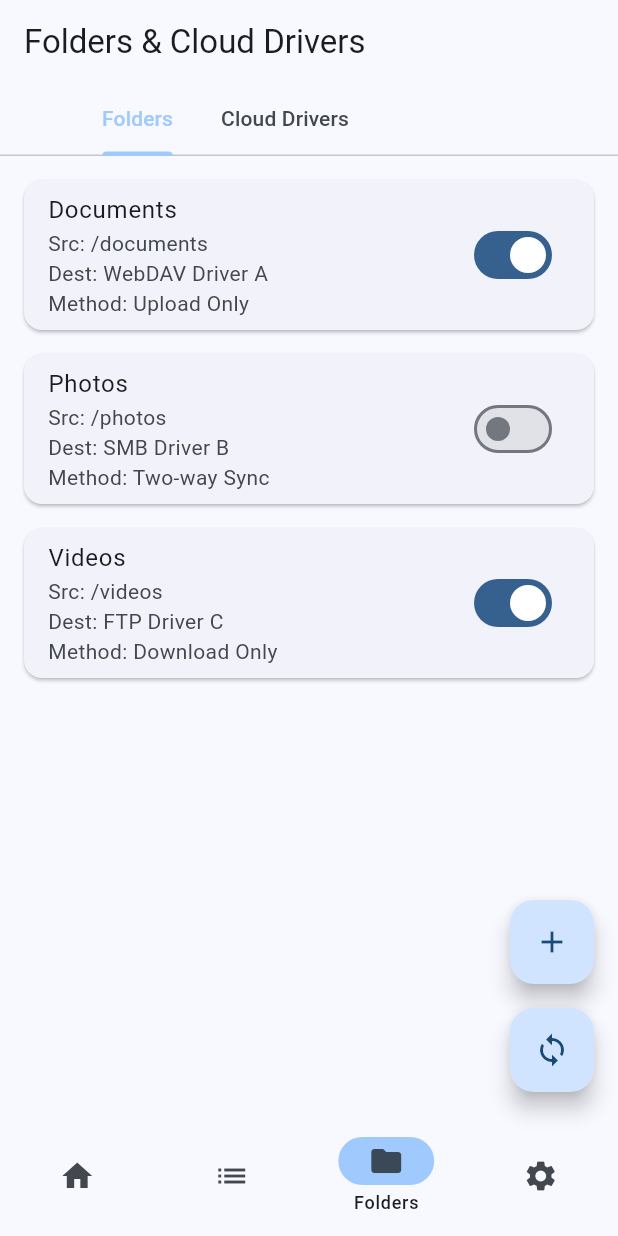
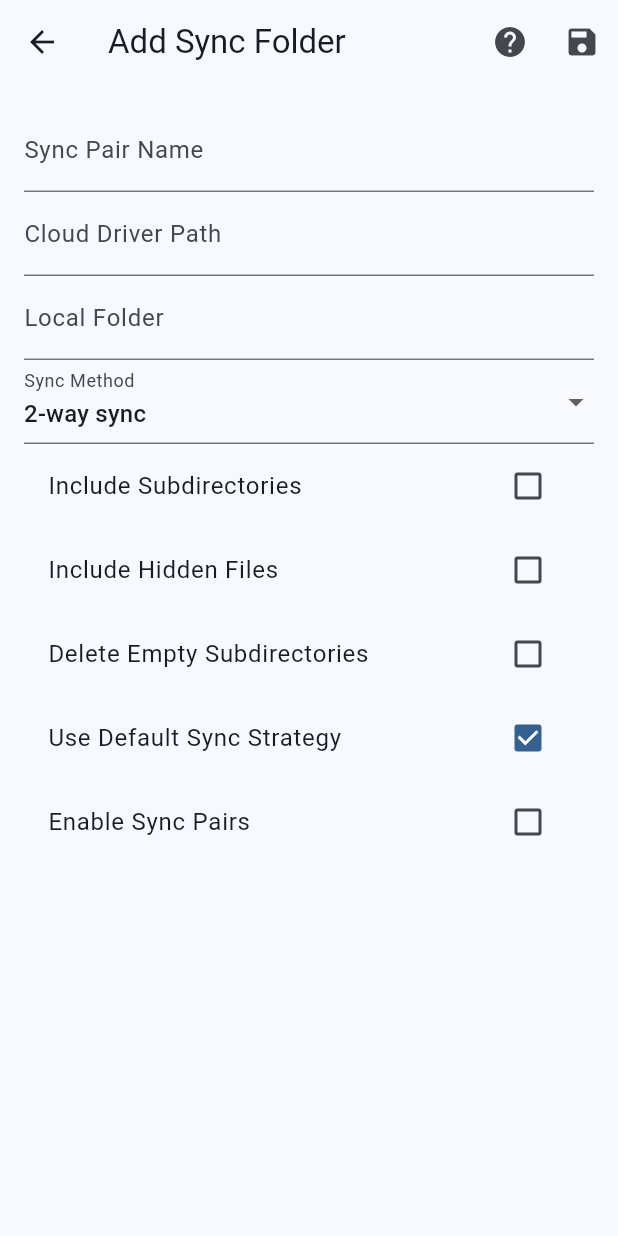
Before and after one commit to xeonds/xync-backup, a Flutter app: the screen it shows after launch, item 3 of the bottom bar chosen, after a tap on the "add" icon, on a phone screen of 412 x 824 dp. Run offline on Flutter 3.47's test engine with Material 3 defaults, Android fonts, the phone set to English and light mode, and no system bars; our stand-ins replace shared_preferences.

Commit message:
feat: add page for create/edit folder/cloud drivers

```diff
--- /dev/null
+++ b/lib/views/add_sync_folder.dart
@@ -0,0 +1,210 @@
+import 'package:flutter/material.dart';
+import 'package:xync_backup/models/models.dart';
+
+class AddSyncFolderPage extends StatefulWidget {
+  const AddSyncFolderPage({super.key});
+
+  @override
+  State<AddSyncFolderPage> createState() => _AddSyncFolderPageState();
+}
+
+class _AddSyncFolderPageState extends State<AddSyncFolderPage> {
+  final _formKey = GlobalKey<FormState>();
+  late TextEditingController _nameController;
+  late TextEditingController _cloudDriverPathController;
+  late TextEditingController _localFolderController;
+  String _syncMethod = '2-way sync';
+  bool _includeSubdirs = false;
+  bool _includeHiddenFiles = false;
+  bool _deleteEmptySubdirs = false;
+  bool _useDefaultSyncStrategy = true;
+  bool _enableSyncPairs = false;
+
+  @override
+  void initState() {
+    super.initState();
+    _nameController = TextEditingController();
+    _cloudDriverPathController = TextEditingController();
+    _localFolderController = TextEditingController();
+  }
+
+  @override
+  void dispose() {
+    _nameController.dispose();
+    _cloudDriverPathController.dispose();
+    _localFolderController.dispose();
+    super.dispose();
+  }
+
+  @override
+  Widget build(BuildContext context) {
+    return Scaffold(
+      appBar: AppBar(
+        title: const Text('Add Sync Folder'),
+        actions: [
+          IconButton(
+            icon: const Icon(Icons.help),
+            onPressed: _showHelpDialog,
+          ),
+          IconButton(
+            icon: const Icon(Icons.save),
+            onPressed: _saveSyncFolder,
+          ),
+        ],
+      ),
+      body: Padding(
+        padding: const EdgeInsets.all(16.0),
+        child: Form(
+          key: _formKey,
+          child: ListView(
+            children: [
+              TextFormField(
+                controller: _nameController,
+                decoration: const InputDecoration(labelText: 'Sync Pair Name'),
+                validator: (value) {
+                  if (value == null || value.isEmpty) {
+                    return 'Please enter a name';
+                  }
+                  return null;
+                },
+              ),
+              TextFormField(
+                controller: _cloudDriverPathController,
+                decoration:
+                    const InputDecoration(labelText: 'Cloud Driver Path'),
+                validator: (value) {
+                  if (value == null || value.isEmpty) {
+                    return 'Please enter a path';
+                  }
+                  return null;
+                },
+              ),
+              TextFormField(
+                controller: _localFolderController,
+                decoration: const InputDecoration(labelText: 'Local Folder'),
+                validator: (value) {
+                  if (value == null || value.isEmpty) {
+                    return 'Please enter a folder path';
+                  }
+                  return null;
+                },
+              ),
+              DropdownButtonFormField<String>(
+                value: _syncMethod,
+                onChanged: (value) {
+                  setState(() {
+                    _syncMethod = value!;
+                  });
+                },
+                items: const [
+                  DropdownMenuItem(
+                    value: '2-way sync',
+                    child: Text('2-way sync'),
+                  ),
+                  DropdownMenuItem(
+                    value: 'Upload only',
+                    child: Text('Upload only'),
+                  ),
+                  DropdownMenuItem(
+                    value: 'Download only',
+                    child: Text('Download only'),
+                  ),
+                  DropdownMenuItem(
+                    value: 'Upload mirror',
+                    child: Text('Upload mirror'),
+                  ),
+                  DropdownMenuItem(
+                    value: 'Download mirror',
+                    child: Text('Download mirror'),
+                  ),
+                  DropdownMenuItem(
+                    value: 'Delete after upload',
+                    child: Text('Delete after upload'),
+                  ),
+                  DropdownMenuItem(
+                    value: 'Delete after download',
+                    child: Text('Delete after download'),
+                  ),
+                ],
+                decoration: const InputDecoration(labelText: 'Sync Method'),
+              ),
+              CheckboxListTile(
+                title: const Text('Include Subdirectories'),
+                value: _includeSubdirs,
+                onChanged: (value) {
+                  setState(() {
+                    _includeSubdirs = value!;
+                  });
+                },
+              ),
+              CheckboxListTile(
+                title: const Text('Include Hidden Files'),
+                value: _includeHiddenFiles,
+                onChanged: (value) {
+                  setState(() {
+                    _includeHiddenFiles = value!;
+                  });
+                },
+              ),
+              CheckboxListTile(
+                title: const Text('Delete Empty Subdirectories'),
+                value: _deleteEmptySubdirs,
+                onChanged: (value) {
+                  setState(() {
+                    _deleteEmptySubdirs = value!;
+                  });
+                },
+              ),
+              CheckboxListTile(
+                title: const Text('Use Default Sync Strategy'),
+                value: _useDefaultSyncStrategy,
+                onChanged: (value) {
+                  setState(() {
+                    _useDefaultSyncStrategy = value!;
+                  });
+                },
+              ),
+              CheckboxListTile(
+                title: const Text('Enable Sync Pairs'),
+                value: _enableSyncPairs,
+                onChanged: (value) {
+                  setState(() {
+                    _enableSyncPairs = value!;
+                  });
+                },
+              ),
+            ],
+          ),
+        ),
+      ),
+    );
+  }
+
+  void _saveSyncFolder() {
+    if (_formKey.currentState!.validate()) {
+      // Save sync folder configuration using controller
+      // For example: syncFolderController.addSyncFolder(SyncFolder(...));
+      Navigator.pop(context);
+    }
+  }
+
+  void _showHelpDialog() {
+    showDialog(
+      context: context,
+      builder: (context) {
+        return AlertDialog(
+          title: const Text('Help'),
+          content: const Text('This is a help dialog for adding sync folders.'),
+          actions: [
+            TextButton(
+              onPressed: () {
+                Navigator.pop(context);
+              },
+              child: const Text('Close'),
+            ),
+          ],
+        );
+      },
+    );
+  }
+}
--- a/lib/views/configure_folders_drivers.dart
+++ b/lib/views/configure_folders_drivers.dart
@@ -1,6 +1,8 @@
 import 'package:flutter/material.dart';
+import 'package:xync_backup/views/add_cloud_driver.dart';
 
 import '../models/models.dart';
+import 'add_sync_folder.dart';
 
 class ConfiguredFoldersPage extends StatelessWidget {
   const ConfiguredFoldersPage({super.key});
@@ -46,21 +48,21 @@ class _ConfiguredFoldersTabState extends State<ConfiguredFoldersTab> {
       folderName: 'Documents',
       source: '/documents',
       destination: 'WebDAV Driver A',
-      method: 'Upload Only',
+      method: SyncMethod.uploadOnly,
       isEnabled: true,
     ),
     SyncEntity(
       folderName: 'Photos',
       source: '/photos',
       destination: 'SMB Driver B',
-      method: 'Two-way Sync',
+      method: SyncMethod.downloadOnly,
       isEnabled: false,
     ),
     SyncEntity(
       folderName: 'Videos',
       source: '/videos',
       destination: 'FTP Driver C',
-      method: 'Download Only',
+      method: SyncMethod.twoWaySync,
       isEnabled: true,
     ),
   ];
@@ -103,7 +105,11 @@ class _ConfiguredFoldersTabState extends State<ConfiguredFoldersTab> {
         mainAxisAlignment: MainAxisAlignment.end,
         children: [
           FloatingActionButton(
-            onPressed: () {},
+            onPressed: () => Navigator.push(
+              context,
+              MaterialPageRoute(
+                  builder: (context) => const AddSyncFolderPage()),
+            ),
             child: const Icon(Icons.add),
           ),
           const SizedBox(height: 72)
@@ -200,7 +206,10 @@ class _CloudDriversTabState extends State<CloudDriversTab> {
         mainAxisAlignment: MainAxisAlignment.end,
         children: [
           FloatingActionButton(
-            onPressed: () {},
+            onPressed: () => Navigator.push(
+                context,
+                MaterialPageRoute(
+                    builder: (context) => const AddCloudDriverPage())),
             child: const Icon(Icons.add),
           ),
           const SizedBox(height: 72)
```
Also changed, not shown: lib/models/models.dart (+11 -1 lines), lib/views/add_cloud_driver.dart (added, +119 -0 lines).
